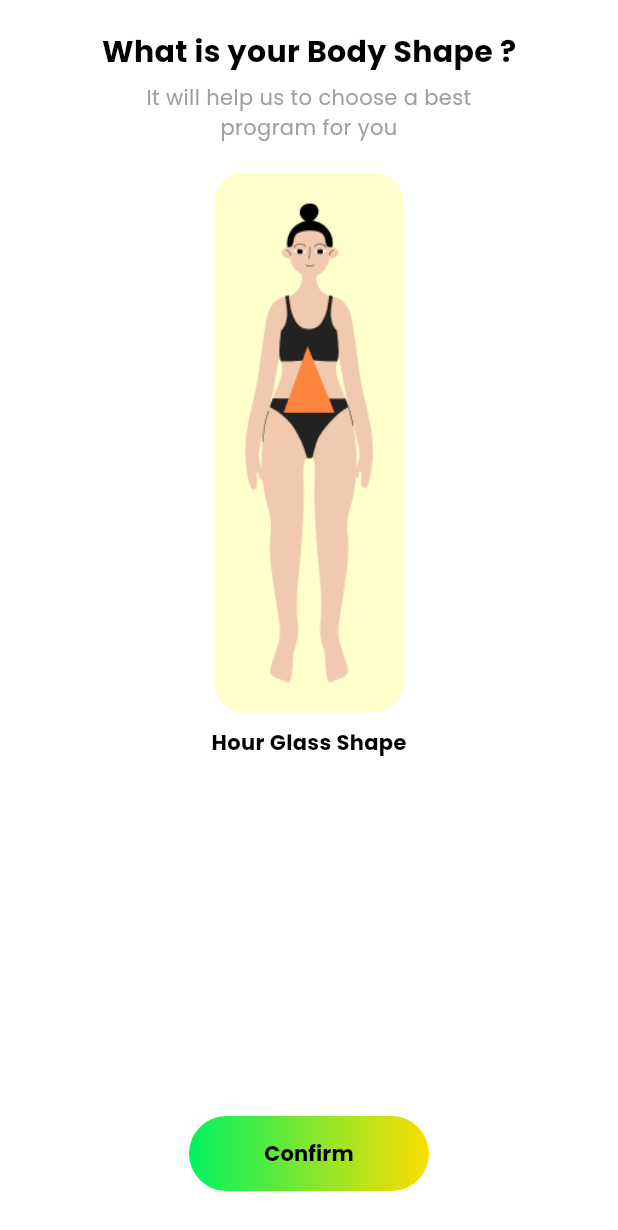
After one commit to NabajitBhadury/gym_app, a Flutter app: the BodyShapeSelectionFemaleScreen screen opened directly, on a phone screen of 412 x 824 dp. The commit adds this screen. Shown: the top 1230 px of the screen. Run offline on Flutter 3.47's test engine with Material 3 defaults, Android fonts, the phone set to English and light mode, and no system bars; our stand-ins replace animated_toggle_switch, bloc, carousel_slider, cloud_firestore, equatable, firebase_auth and 9 more; missing offline and left inert: dotted_dashed_line, simple_animation_progress_bar; accounts and stored records are empty; key blocks and very long unbroken strings in the code were emptied for the run.

Commit message:
male female profile updation logic implemented

```diff
--- a/lib/services/bloc/auth_state.dart
+++ b/lib/services/bloc/auth_state.dart
@@ -100,9 +100,11 @@ class AuthStateHasDoneProfileCompletion extends AuthState {
 }
 
 class AuthStateSelectBodyShape extends AuthState {
+  final String gender;
   const AuthStateSelectBodyShape({
     required super.isLoading,
     super.loadingText,
+    required this.gender,
   });
 }
 
--- /dev/null
+++ b/lib/view/login/body_shape_selection_female_screen.dart
@@ -0,0 +1,157 @@
+import 'package:fitness/services/auth/auth_exceptions.dart';
+import 'package:fitness/services/bloc/auth_bloc.dart';
+import 'package:fitness/services/bloc/auth_event.dart';
+import 'package:fitness/services/bloc/auth_state.dart';
+import 'package:flutter/material.dart';
+import 'package:flutter_bloc/flutter_bloc.dart';
+
+class BodyShapeSelectionFemaleScreen extends StatefulWidget {
+  const BodyShapeSelectionFemaleScreen({super.key});
+
+  @override
+  State<BodyShapeSelectionFemaleScreen> createState() =>
+      _BodyShapeSelectionFemaleScreenState();
+}
+
+class _BodyShapeSelectionFemaleScreenState
+    extends State<BodyShapeSelectionFemaleScreen> {
+  final PageController _pageController = PageController();
+  int _selectedPage = 0;
+
+  final List<Map<String, String>> bodyShapes = [
+    {
+      'image': 'assets/img/hourglass.png',
+      'label': 'Hour Glass Shape',
+    },
+    {
+      'image': 'assets/img/triangle.png',
+      'label': 'Triangle Body Shape',
+    },
+    {
+      'image': 'assets/img/rectangle.png',
+      'label': 'Rectangle Body Shape',
+    },
+    {
+      'image': 'assets/img/athletic.png',
+      'label': 'Athletic Body Shape',
+    },
+    {
+      'image': 'assets/img/round.png',
+      'label': 'Round Body Shape',
+    },
+  ];
+
+  @override
+  Widget build(BuildContext context) {
+    return BlocListener<AuthBloc, AuthState>(
+      listener: (context, state) async {
+        if (state is AuthStateLoggedOut) {
+          if (state.exception is UserNotFoundAuthException) {
+            ScaffoldMessenger.of(context).showSnackBar(
+              const SnackBar(
+                content: Text('User not found'),
+              ),
+            );
+          } else if (state.exception is GenericAuthException) {
+            ScaffoldMessenger.of(context).showSnackBar(
+              const SnackBar(
+                content: Text('An error occurred'),
+              ),
+            );
+          }
+        }
+      },
+      child: Scaffold(
+        backgroundColor: Colors.white,
+        body: SafeArea(
+          child: Column(
+            children: [
+              const SizedBox(height: 20),
+
+              // Title
+              const Text(
+                "What is your Body Shape ?",
+                style: TextStyle(fontSize: 20, fontWeight: FontWeight.bold),
+              ),
+              const SizedBox(height: 6),
+              const Text(
+                "It will help us to choose a best\nprogram for you",
+                textAlign: TextAlign.center,
+                style: TextStyle(color: Colors.grey),
+              ),
+
+              const SizedBox(height: 20),
+
+              // PageView for images
+              Expanded(
+                child: PageView.builder(
+                  controller: _pageController,
+                  itemCount: bodyShapes.length,
+                  onPageChanged: (index) {
+                    setState(() {
+                      _selectedPage = index;
+                    });
+                  },
+                  itemBuilder: (context, index) {
+                    return Column(
+                      children: [
+                        Container(
+                          margin: const EdgeInsets.symmetric(horizontal: 30),
+                          padding: const EdgeInsets.all(20),
+                          height: 360,
+                          decoration: BoxDecoration(
+                            color: const Color(0xFFFFFFCC),
+                            borderRadius: BorderRadius.circular(20),
+                          ),
+                          child: Image.asset(
+                            bodyShapes[index]['image']!,
+                            fit: BoxFit.contain,
+                          ),
+                        ),
+                        const SizedBox(height: 10),
+                        Text(
+                          bodyShapes[index]['label']!,
+                          style: const TextStyle(fontWeight: FontWeight.bold),
+                        ),
+                      ],
+                    );
+                  },
+                ),
+              ),
+
+              const SizedBox(height: 20),
+
+              // Confirm Button
+              Container(
+                width: 160,
+                height: 50,
+                decoration: BoxDecoration(
+                  gradient: const LinearGradient(
+                    colors: [Color(0xFF00F260), Color(0xFFFFDD00)],
+                  ),
+                  borderRadius: BorderRadius.circular(30),
+                ),
+                child: TextButton(
+                  onPressed: () {
+                    // Handle selection confirmation
+                    final selectedShape = bodyShapes[_selectedPage]['label'];
+                    context.read<AuthBloc>().add(
+                          AuthEventSelectBodyShape(bodyShape: selectedShape),
+                        );
+                  },
+                  child: const Text(
+                    "Confirm",
+                    style: TextStyle(
+                        color: Colors.black, fontWeight: FontWeight.bold),
+                  ),
+                ),
+              ),
+
+              const SizedBox(height: 30),
+            ],
+          ),
+        ),
+      ),
+    );
+  }
+}
```
Also changed, not shown: lib/main.dart (+7 -2 lines), lib/services/bloc/auth_bloc.dart (+16 -14 lines), lib/view/login/body_shape_selection_male_screen.dart (renamed from lib/view/login/body_shape_selection_screen.dart, +15 -18 lines), assets/img/goal1.png (added), assets/img/goal2.png (added), assets/img/goal3.png (added), assets/img/goal4.png (added).
